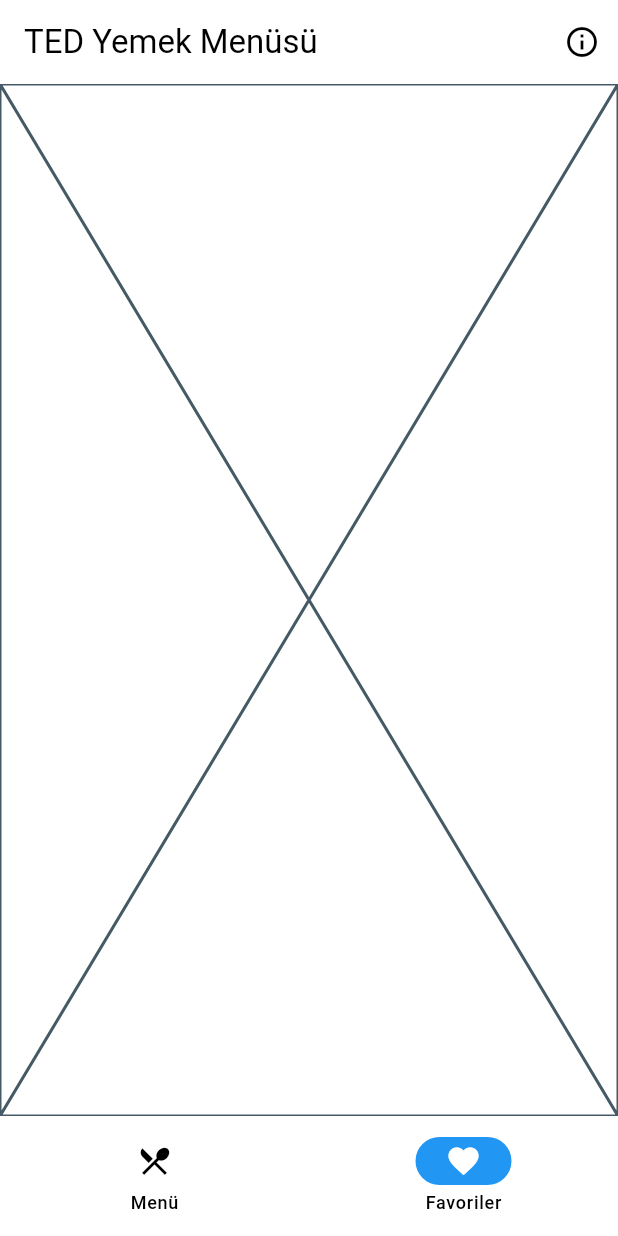
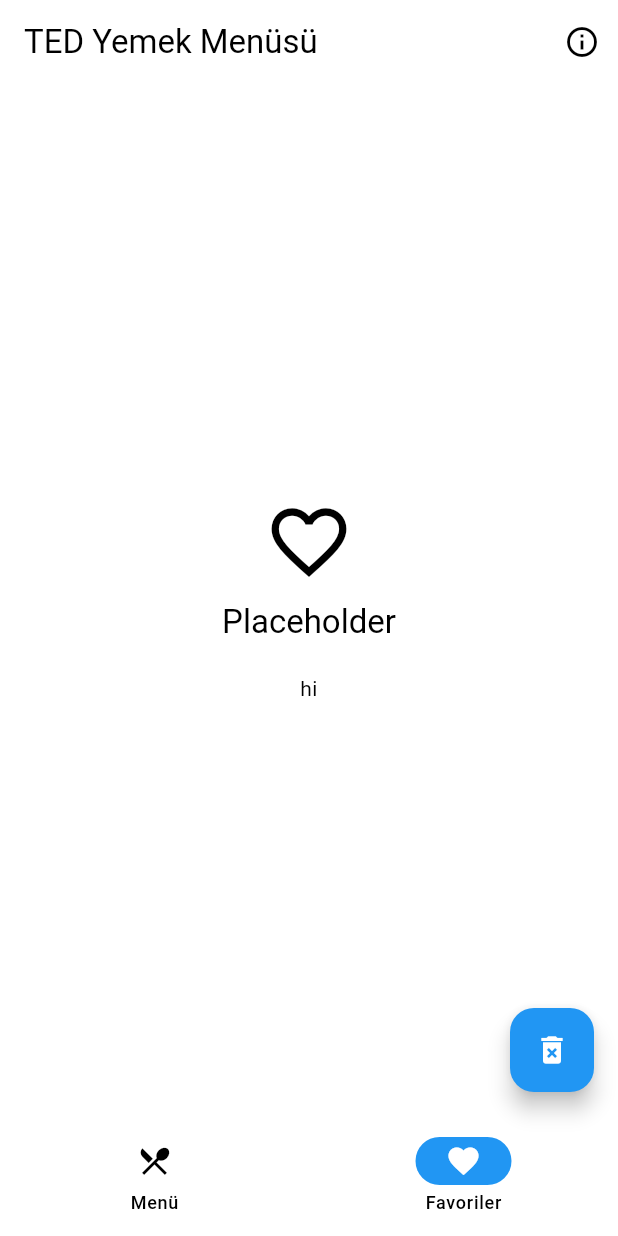
Before and after one commit to IAmThe2ndHuman/ted_yemek, a Flutter app: the screen it shows after launch, item 2 of the bottom bar chosen, on a phone screen of 412 x 824 dp. Run offline on Flutter 3.47's test engine with Material 2 defaults, Android fonts, the phone set to English and light mode, and no system bars; drawn by our look-alikes of dynamic_color; our stand-ins replace after_layout, bloc, equatable, flutter_bloc, flutter_svg, package_info_plus and 1 more; network calls fail.

Commit message:
favorites complete + animations

```diff
--- a/lib/main.dart
+++ b/lib/main.dart
@@ -38,7 +38,7 @@ class MyApp extends StatelessWidget {
         ),
         home: MultiRepositoryProvider(
           providers: [
-            // WOULD IT MAKE MORE SENSE TO JUST HAVE ONE SHAREDPREFS REPOSITORY AND PASS _PREFS TO THE OTHERS???
+            // WOULD IT MAKE MORE SENSE TO JUST HAVE ONE SHAREDPREFS REPOSITORY AND PASS PREFS TO THE OTHERS???
             RepositoryProvider<MenuRepository>(create: (_) => MenuRepository()),
             RepositoryProvider<FavoritesRepository>(create: (_) => FavoritesRepository())
           ],
--- a/lib/pages/home/bloc/favorites/favorites_cubit.dart
+++ b/lib/pages/home/bloc/favorites/favorites_cubit.dart
@@ -20,4 +20,9 @@ class FavoritesCubit extends Cubit<FavoritesState> {
     await _favoritesRepository.removeFavorite(dishName);
     emit(FavoriteRemoved(_favoritesRepository.favoriteDishes, dishName));
   }
+
+  Future<void> clearFavorites() async {
+    await _favoritesRepository.clearFavorites();
+    emit(FavoritesInitial(_favoritesRepository.favoriteDishes));
+  }
 }
--- a/lib/pages/home/home.dart
+++ b/lib/pages/home/home.dart
@@ -1,10 +1,13 @@
 import 'dart:async';
 
 import 'package:after_layout/after_layout.dart';
+import 'package:animations/animations.dart';
 import 'package:flutter/material.dart';
 import 'package:flutter_bloc/flutter_bloc.dart';
 import 'package:flutter_svg/flutter_svg.dart';
 import 'package:package_info_plus/package_info_plus.dart';
+import 'package:ted_yemek/pages/home/bloc/favorites/favorites_cubit.dart';
+import 'package:ted_yemek/pages/home/views/favorites_view.dart';
 import 'package:ted_yemek/repositories/favorites_repository.dart';
 import 'package:url_launcher/url_launcher.dart';
 
@@ -125,6 +128,28 @@ class _HomeState extends State<Home> with AfterLayoutMixin {
     }
   }
 
+  void _showClearFavoritesDialog() {
+    showDialog(
+        context: context,
+        builder: (context) {
+          return AlertDialog(
+            title: const Text("Tüm favorilerini silme"),
+            content: const Text("Tüm favorilerinizi silmek ister misiniz?"),
+            actions: [
+              TextButton(
+                  onPressed: () {
+                    Navigator.pop(context);
+                    this.context.read<FavoritesCubit>().clearFavorites();
+                  },
+                  child: const Text("EVET, SİL")),
+              TextButton(
+                  onPressed: () => Navigator.pop(context),
+                  child: const Text("HAYIR"))
+            ],
+          );
+        });
+  }
+
   Widget _viewBuilder() {
     return [
       BlocBuilder<MenuCubit, MenuState>(
@@ -142,7 +167,9 @@ class _HomeState extends State<Home> with AfterLayoutMixin {
           }
         },
       ),
-      Placeholder(),
+      BlocBuilder<FavoritesCubit, FavoritesState>(
+        builder: (context, state) => FavoritesView(favorites: state.favorites),
+      ),
     ][_view];
   }
 
@@ -157,7 +184,17 @@ class _HomeState extends State<Home> with AfterLayoutMixin {
               icon: const Icon(Icons.info_outline)),
         ],
       ),
-      body: _viewBuilder(),
+      body: PageTransitionSwitcher(
+        duration: const Duration(milliseconds: 400),
+        transitionBuilder: ((child, primaryAnimation, secondaryAnimation) =>
+            FadeThroughTransition(
+              animation: primaryAnimation,
+              secondaryAnimation: secondaryAnimation,
+              fillColor: Theme.of(context).colorScheme.surface,
+              child: child,
+            )),
+        child: _viewBuilder(),
+      ),
       bottomNavigationBar: NavigationBar(
         selectedIndex: _view,
         onDestinationSelected: (view) => setState(() => _view = view),
@@ -173,6 +210,12 @@ class _HomeState extends State<Home> with AfterLayoutMixin {
               label: "Favoriler"),
         ],
       ),
+      floatingActionButton: _view == 1
+          ? FloatingActionButton(
+              child: const Icon(Icons.delete_forever),
+              onPressed: _showClearFavoritesDialog,
+            )
+          : null,
     );
   }
 }
--- /dev/null
+++ b/lib/pages/home/views/favorites_view.dart
@@ -0,0 +1,50 @@
+import 'dart:async';
+
+import 'package:flutter/material.dart';
+import 'package:ted_yemek/pages/home/components/dish_card.dart';
+
+class FavoritesView extends StatelessWidget {
+  final Future<List<String>> favorites;
+  const FavoritesView({super.key, required this.favorites});
+
+  Widget _errorBuilder(BuildContext context) {
+    return Padding(
+      padding: const EdgeInsets.all(16),
+      child: Center(
+        child: Column(mainAxisAlignment: MainAxisAlignment.center, children: [
+          Icon(
+            Icons.favorite_border,
+            color: Theme.of(context).colorScheme.onSurfaceVariant,
+            size: 60,
+          ),
+          const SizedBox(height: 10),
+          Text("Placeholder",
+              textAlign: TextAlign.center,
+              style: Theme.of(context).textTheme.titleLarge),
+          const SizedBox(height: 20),
+          Text("hi", textAlign: TextAlign.center),
+        ]),
+      ),
+    );
+  }
+
+  @override
+  Widget build(BuildContext context) {
+    return FutureBuilder<List<String>>(
+        future: favorites,
+        builder: (context, snapshot) {
+          if (!snapshot.hasData) {
+            return const Center(child: CircularProgressIndicator());
+          } else if (snapshot.data!.isEmpty) {
+            return _errorBuilder(context);
+          } else {
+            return ListView(
+              children: [
+                for (var dishName in snapshot.data!)
+                  DishCard(dishName: dishName)
+              ],
+            );
+          }
+        });
+  }
+}
--- a/lib/repositories/favorites_repository.dart
+++ b/lib/repositories/favorites_repository.dart
@@ -35,7 +35,8 @@ class FavoritesRepository {
     (await _prefs).setStringList(_favorites, _favoriteDishesCache!);
   }
 
-  Future<bool> isFavorite(String dishName) async {
-    return (await favoriteDishes).contains(dishName);
+  Future<void> clearFavorites() async {
+    _favoriteDishesCache?.clear();
+    (await _prefs).remove(_favorites);
   }
 }
--- a/pubspec.yaml
+++ b/pubspec.yaml
@@ -41,6 +41,7 @@ dependencies:
   after_layout: ^1.2.0
   package_info_plus: ^4.0.0
   url_launcher: ^6.1.11
+  animations: ^2.0.7
 
   # The following adds the Cupertino Icons font to your application.
   # Use with the CupertinoIcons class for iOS style icons.
```
Also changed, not shown: pubspec.lock.
